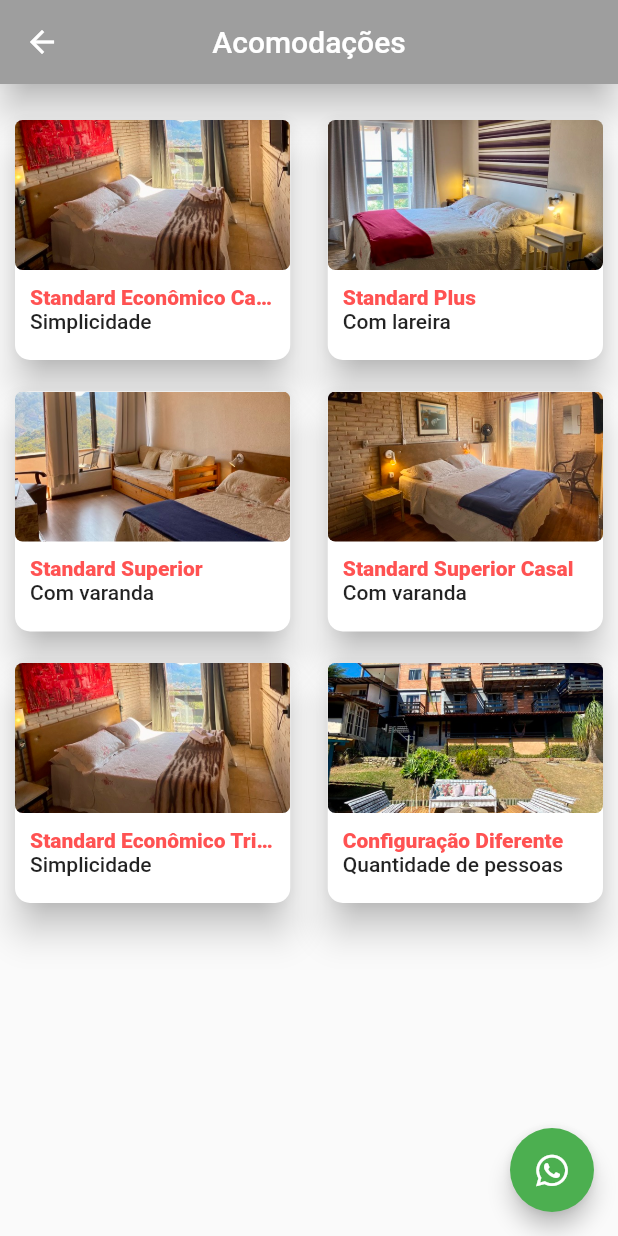
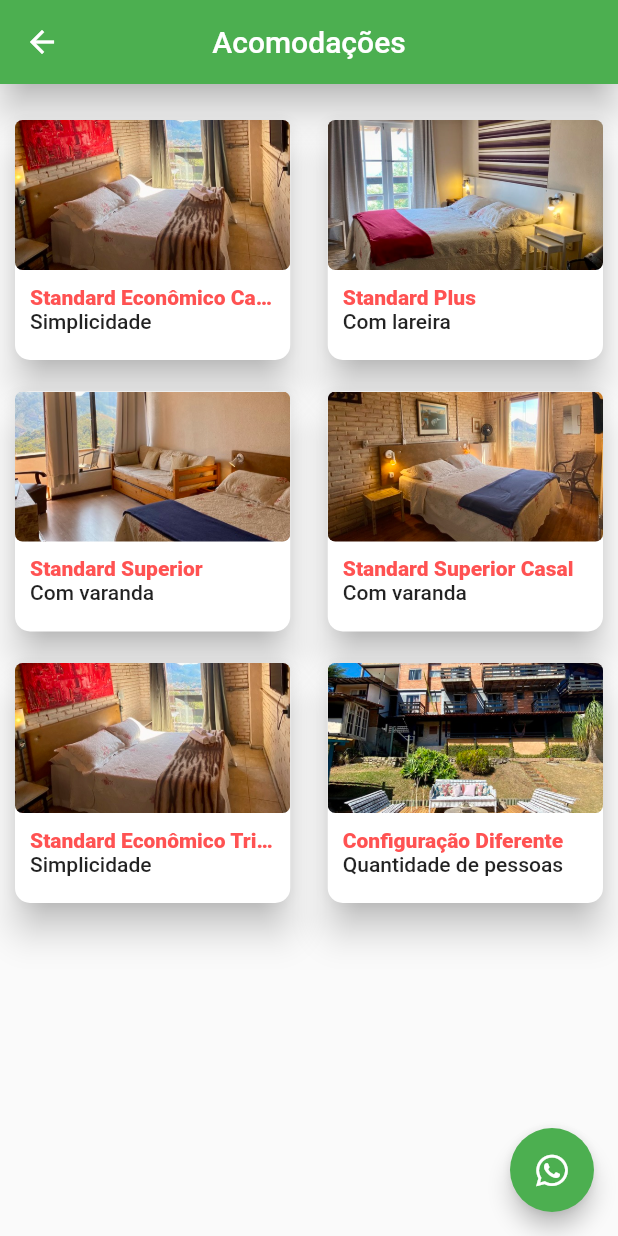
Before and after one commit to mattostiago/vdf, a Flutter app: the Acomodacoes screen opened directly, on a phone screen of 412 x 824 dp. Run offline on Flutter 3.47's test engine with Material 2 defaults, Android fonts, the phone set to English and light mode, and no system bars; our stand-ins replace carousel_slider, flutter_image_slideshow, font_awesome_flutter, lottie.

Commit message:
Retorno da cor verde como primaria

```diff
--- a/lib/source/utils/constants.dart
+++ b/lib/source/utils/constants.dart
@@ -19,14 +19,14 @@ Color? corTerciaria = Colors.black; //background
 //Color? corTerciaria = Colors.transparent; //background
 //Color corLimao = Colors.lime;
 
-MaterialColor corPrimaria = Colors.grey;
+MaterialColor corPrimaria = Colors.green;
 Color? corPadrao = Colors.blue;
 Color? corSecundaria = Colors.green[100];
 Color? corTerciaria = Colors.transparent; //background
 Color corLimao = Colors.amber;
 
 //paleta de cores baseado no logo
-Color cor1 = Color.fromRGBO(0, 0, 139, 1);
+Color cor1 = Color(0xFF399734);
 Color cor2 = Color(0xFFd8e480);
 Color cor3 = Color.fromRGBO(54, 54, 54, 1);
 //Color cor3 = Color(0xFF399734);
```
